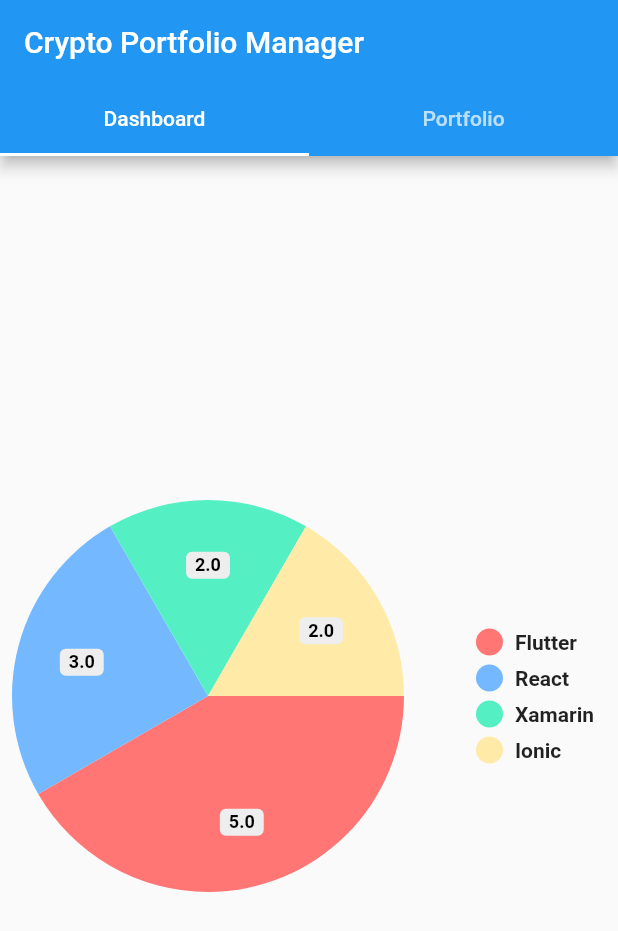
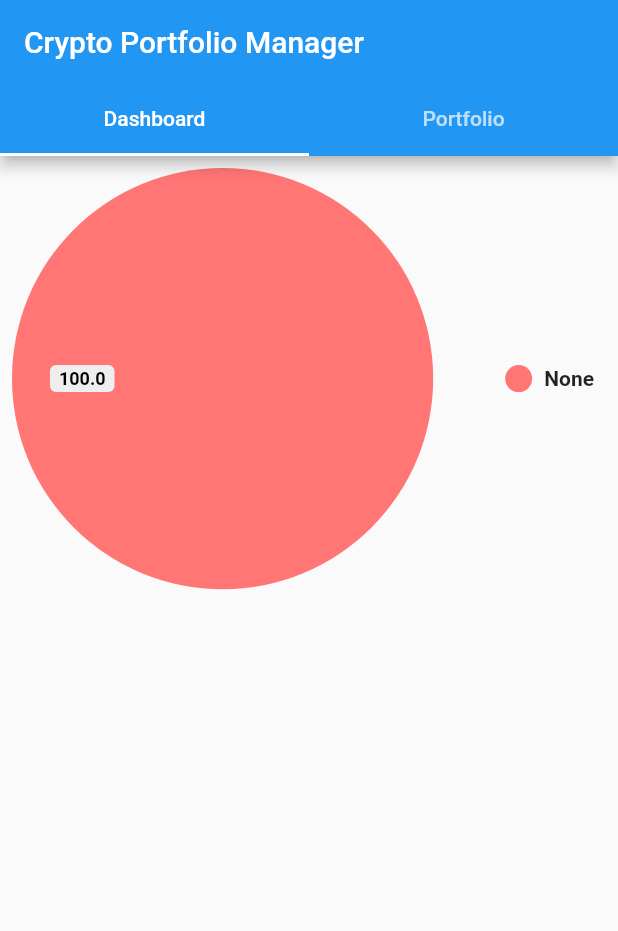
Before and after one commit to UnknownEnergy/crypto_portfolio, a Flutter app: the screen it shows after launch, on a phone screen of 412 x 824 dp. Shown: the top 931 px of the screen. Run offline on Flutter 3.47's test engine with Material 2 defaults, Android fonts, the phone set to English and light mode, and no system bars; drawn by our look-alikes of pie_chart; our stand-ins replace cloud_firestore, flutter_speed_dial, qr_flutter, smooth_star_rating; missing offline and left inert: qrscan, searchable_dropdown; accounts and stored records are empty.

Commit message:
Create dashboardWidget

```diff
--- a/lib/widgets/dashboardWidget.dart
+++ b/lib/widgets/dashboardWidget.dart
@@ -1,19 +1,63 @@
+import 'package:crypto_portfolio/models/coin.dart';
+import 'package:crypto_portfolio/models/portfolioCoin.dart';
+import 'package:crypto_portfolio/services/coinDatabase.dart';
+import 'package:crypto_portfolio/services/portfolioCoinDatabase.dart';
 import 'package:flutter/cupertino.dart';
 import 'package:flutter/material.dart';
 import 'package:pie_chart/pie_chart.dart';
 
 class DashboardWidget extends StatelessWidget {
-  Map<String, double> dataMap = new Map();
-
   @override
   Widget build(BuildContext context) {
-    dataMap.putIfAbsent("Flutter", () => 5);
-    dataMap.putIfAbsent("React", () => 3);
-    dataMap.putIfAbsent("Xamarin", () => 2);
-    dataMap.putIfAbsent("Ionic", () => 2);
-
-    return Center(
-      child: PieChart(dataMap: dataMap),
-    );
+    return Column(
+        crossAxisAlignment: CrossAxisAlignment.center,
+        mainAxisSize: MainAxisSize.min,
+        children: <Widget>[
+          buildDashboardChart(),
+        ]);
   }
 }
+
+FutureBuilder<List<dynamic>> buildDashboardChart() {
+  return FutureBuilder(
+    builder: (context, AsyncSnapshot<List<dynamic>> snap) {
+      if (snap.connectionState == ConnectionState.none ||
+          snap.data == null ||
+          snap.data.length != 2) {
+        return Container();
+      }
+      Map<String, double> dataMap = new Map();
+      List<PortfolioCoin> portfolioCoins = snap.data[0]
+//          .where((portfolioCoin) => portfolioCoin.portfolioId == portfolioId)
+          .toList();
+
+      if (portfolioCoins.length == 0) {
+        dataMap.putIfAbsent("None", () => 100);
+      } else {
+        List<Coin> coins = snap.data[1];
+        double totalPercent = portfolioCoins
+            .map((portfolioCoin) => portfolioCoin.percent)
+            .reduce((sum, element) => sum + element);
+        coins.forEach((coin) {
+          double coinPercent = 0;
+
+          List<double> percentages = portfolioCoins
+              .where((portfolioCoin) => portfolioCoin.coinId == coin.id)
+              .map((portfolioCoin) => portfolioCoin.percent).toList();
+
+          if(percentages.length > 0) {
+            coinPercent = percentages.reduce((sum, element) => sum + element);
+          }
+
+          dataMap.putIfAbsent(
+              coin.name, () => coinPercent / totalPercent * 100);
+        });
+      }
+      return PieChart(dataMap: dataMap);
+    },
+    future: Future.wait([
+      new PortfolioCoinDatabaseService().getAllPortfolioCoins(),
+      new CoinDatabaseService().getAllCoins()
+    ]),
+  );
+}
```
